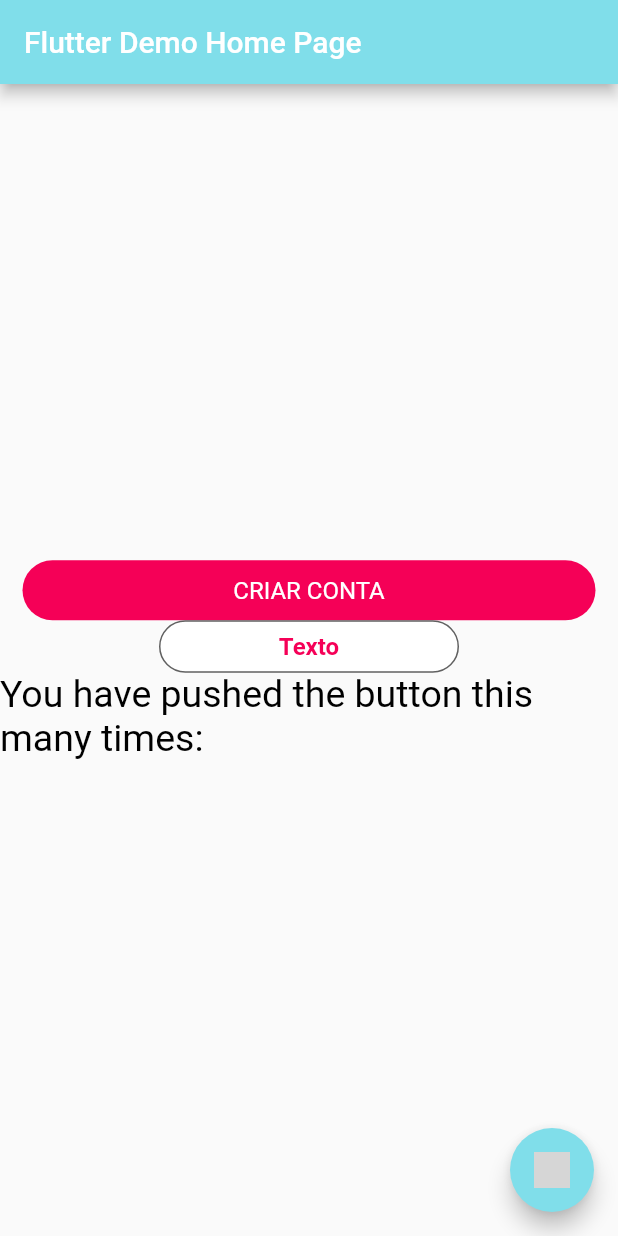
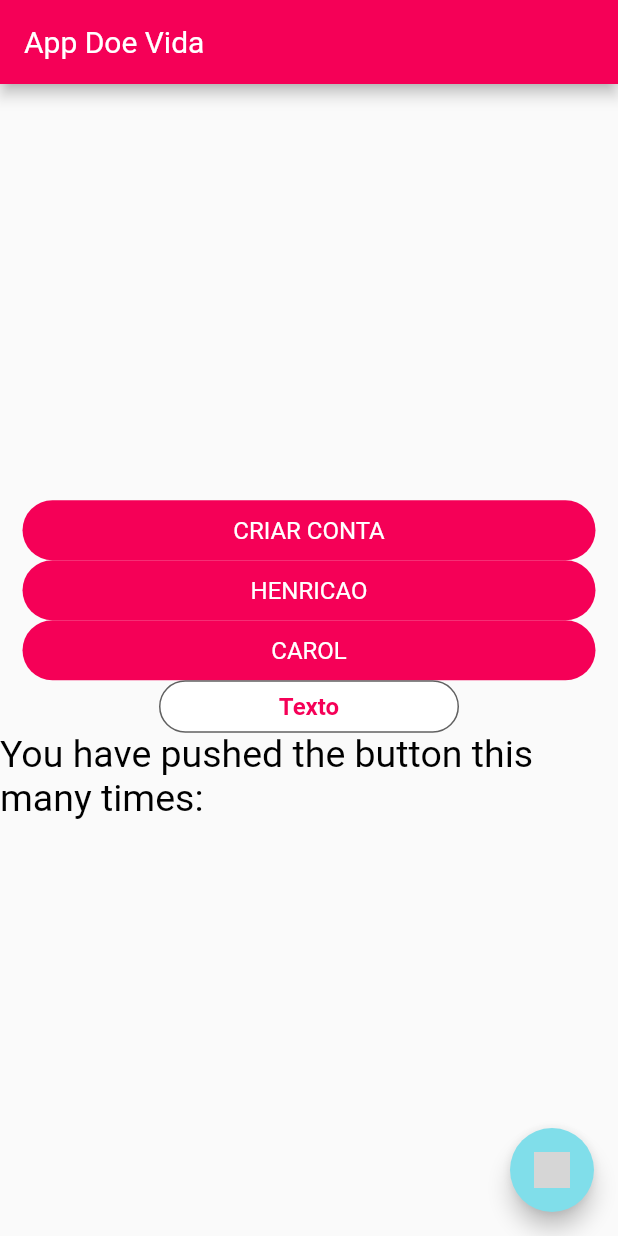
Before and after one commit to Doe-Vida/FrontEnd, a Flutter app: the screen it shows after launch, on a phone screen of 412 x 824 dp. Run offline on Flutter 3.47's test engine with Material 2 defaults, Android fonts, the phone set to English and light mode, and no system bars; missing offline and left inert: iconify_flutter; grey boxes are pictures that could not be loaded.

Commit message:
Adding custom appbar class

```diff
--- a/front_end/lib/main.dart
+++ b/front_end/lib/main.dart
@@ -1,9 +1,12 @@
 import 'package:flutter/material.dart';
 import 'package:front_end/shared/themes/app_colors.dart';
+import 'package:front_end/shared/themes/app_icons.dart';
 import 'package:front_end/shared/themes/app_text_styles.dart';
+import 'package:front_end/shared/widgets/appbars/appbar_default.dart';
 import 'package:front_end/shared/widgets/buttons/button_add.dart';
 import 'package:front_end/shared/widgets/buttons/button_default.dart';
 import 'package:front_end/shared/widgets/buttons/button_white.dart';
+
 
 void main() {
   runApp(const MyApp());
@@ -30,18 +33,18 @@ class MyHomePage extends StatefulWidget {
 }
 
 class _MyHomePageState extends State<MyHomePage> {
+
   @override
   Widget build(BuildContext context) {
     return Scaffold(
-      appBar: AppBar(
-        backgroundColor: AppColors.cyan,
-        title: Text(widget.title),
-      ),
+      appBar: MyAppBar(title: "App Doe Vida", backgroundColor: AppColors.pinkPrimary),
       body: Center(
         child: Column(
           mainAxisAlignment: MainAxisAlignment.center,
           children: <Widget>[
            ButtonDefault(text: "Criar conta", onTap: (){}),
+           ButtonDefault(text: "Henricao", onTap: (){}),
+           ButtonDefault(text: "Carol", onTap: (){}),
 
            ButtonWhite(text: "Texto", onTap: (){}),
 
--- /dev/null
+++ b/front_end/lib/shared/widgets/appbars/appbar_default.dart
@@ -0,0 +1,20 @@
+import 'package:flutter/material.dart';
+import 'package:front_end/shared/themes/app_colors.dart';
+import 'package:front_end/shared/themes/app_text_styles.dart';
+
+class MyAppBar extends AppBar {
+  MyAppBar({
+    super.key,
+    required String title,
+    Widget? leading,
+    List<Widget>? actions,
+    Color? backgroundColor
+  }) : super(
+          title: Text(
+            title,
+            style: AppTextStyles.regularHeader2.copyWith(color: backgroundColor == null ? AppColors.black : AppColors.white ),),
+          leading: leading,
+          actions: actions,
+          backgroundColor: backgroundColor ?? AppColors.white
+        );
+}
```
